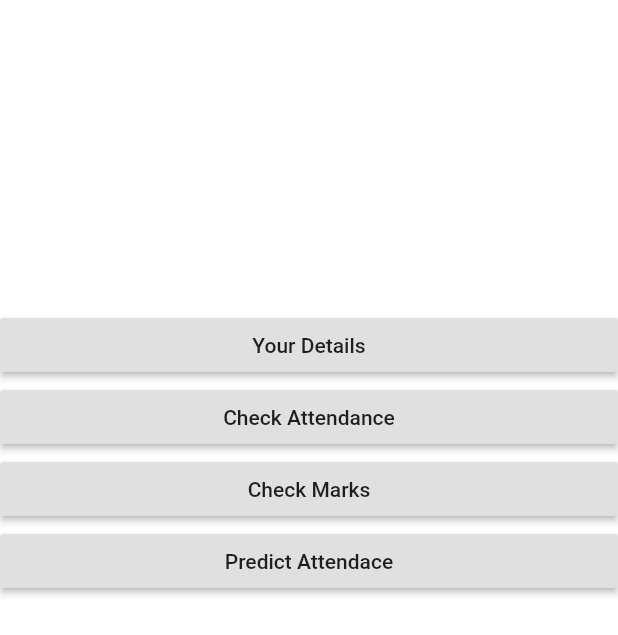
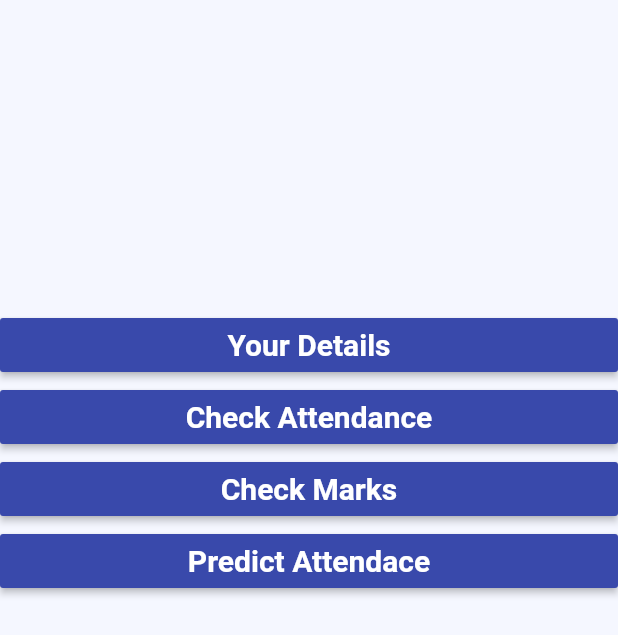
Before and after one commit to saisrinivaspaila/StudentProtal, a Flutter app: the screen it shows after launch, after a tap on "Login", on a phone screen of 412 x 824 dp. Shown: the top 635 px of the screen. Run offline on Flutter 3.47's test engine with Material 2 defaults, Android fonts, the phone set to English and light mode, and no system bars; network calls fail; Roboto replaces fonts that are missing (Montserrat).

Commit message:
colours fixed

```diff
--- a/lib/loginPage.dart
+++ b/lib/loginPage.dart
@@ -10,6 +10,7 @@ class LoginPage extends StatefulWidget {
 }
 
 class _LoginPageState extends State<LoginPage> {
+  //  final _height = MediaQuery.of(context).size.height;
   TextStyle style = TextStyle(fontFamily: 'Montserrat', fontSize: 20.0);
   final model;
   final username = TextEditingController();
@@ -51,7 +52,7 @@ class _LoginPageState extends State<LoginPage> {
     final loginButon = Material(
       elevation: 5.0,
       borderRadius: BorderRadius.circular(30.0),
-      color: Color(0xff01A0C7),
+      color:  Color(0xff3949ab),
       child: MaterialButton(
         minWidth: MediaQuery.of(context).size.width,
         padding: EdgeInsets.fromLTRB(20.0, 15.0, 20.0, 15.0),
@@ -65,15 +66,16 @@ class _LoginPageState extends State<LoginPage> {
         child: Text("Login",
             textAlign: TextAlign.center,
             style: style.copyWith(
-                color: Colors.white, fontWeight: FontWeight.bold)),
+                color:  Color(0xfff5f7ff), fontWeight: FontWeight.bold)),
       ),
     );
 
     return Scaffold(
+      backgroundColor:  Color(0xfff5f7ff),
         body: SingleChildScrollView(
       child: Center(
         child: Container(
-          color: Colors.white,
+          color:  Color(0xfff5f7ff),
           child: Padding(
             padding: const EdgeInsets.all(36.0),
             child: Center(
@@ -82,11 +84,8 @@ class _LoginPageState extends State<LoginPage> {
                 mainAxisAlignment: MainAxisAlignment.center,
                 children: <Widget>[
                   SizedBox(
-                    height: 35.0,
-                  ), //add media query for this one
-                  SizedBox(
-                    height: 35.0,
-                  ),
+                    height: 100.0,
+                  ), //add media query for this on
                   SizedBox(
                     height: 100.0,
                     child: Image.asset(
--- a/lib/main.dart
+++ b/lib/main.dart
@@ -42,6 +42,7 @@ class AppHome extends StatelessWidget {
   @override
   Widget build(BuildContext context) {
     return Scaffold(
+      backgroundColor: Color(0xfff5f7ff),
       body: LoginPage(model),
       //  bro this is your login page----> LoginPage(),
     );
--- a/lib/menuPage.dart
+++ b/lib/menuPage.dart
@@ -30,9 +30,12 @@ class _MenuPageState extends State<MenuPage> {
 
   @override
   Widget build(BuildContext context) {
+    TextStyle style = TextStyle(fontFamily: 'Montserrat', fontSize: 20.0);
     final _height = MediaQuery.of(context).size.height;
 
-    return Center(
+    return Scaffold(
+      backgroundColor: Color(0xfff5f7ff),
+      body: Center(
         child: Container(
           padding: EdgeInsets.symmetric(vertical: _height / 4),
           child: Column(
@@ -45,22 +48,42 @@ class _MenuPageState extends State<MenuPage> {
                           child: ListView(
                           children: <Widget>[
                             RaisedButton(
+                              color: Color(0xff3949ab),
                               onPressed: () {
                                 Navigator.pushNamed(context, '/studentDetails');
                               },
-                            child: Text("${menu[0]}"),
+                              child: Text("${menu[0]}",
+                                  textAlign: TextAlign.center,
+                                  style: style.copyWith(
+                                      color: Colors.white,
+                                      fontWeight: FontWeight.bold)),
                             ),
                             RaisedButton(
+                              color: Color(0xff3949ab),
                               onPressed: () {},
-                            child: Text("${menu[1]}"),
+                              child: Text("${menu[1]}",
+                                  textAlign: TextAlign.center,
+                                  style: style.copyWith(
+                                      color: Colors.white,
+                                      fontWeight: FontWeight.bold)),
                             ),
                             RaisedButton(
+                              color: Color(0xff3949ab),
                               onPressed: () {},
-                            child: Text("${menu[2]}"),
+                              child: Text("${menu[2]}",
+                                  textAlign: TextAlign.center,
+                                  style: style.copyWith(
+                                      color: Colors.white,
+                                      fontWeight: FontWeight.bold)),
                             ),
                             RaisedButton(
+                              color: Color(0xff3949ab),
                               onPressed: () {},
-                            child: Text("${menu[3]}"),
+                              child: Text("${menu[3]}",
+                                  textAlign: TextAlign.center,
+                                  style: style.copyWith(
+                                      color: Colors.white,
+                                      fontWeight: FontWeight.bold)),
                             ),
                           ],
                         ));
@@ -69,6 +92,7 @@ class _MenuPageState extends State<MenuPage> {
             ],
           ),
         ),
+      ),
     );
   }
 }
```
Also changed, not shown: lib/studentDetails.dart (+27 -9 lines). Lines whose indentation alone changed are shown as unchanged.
